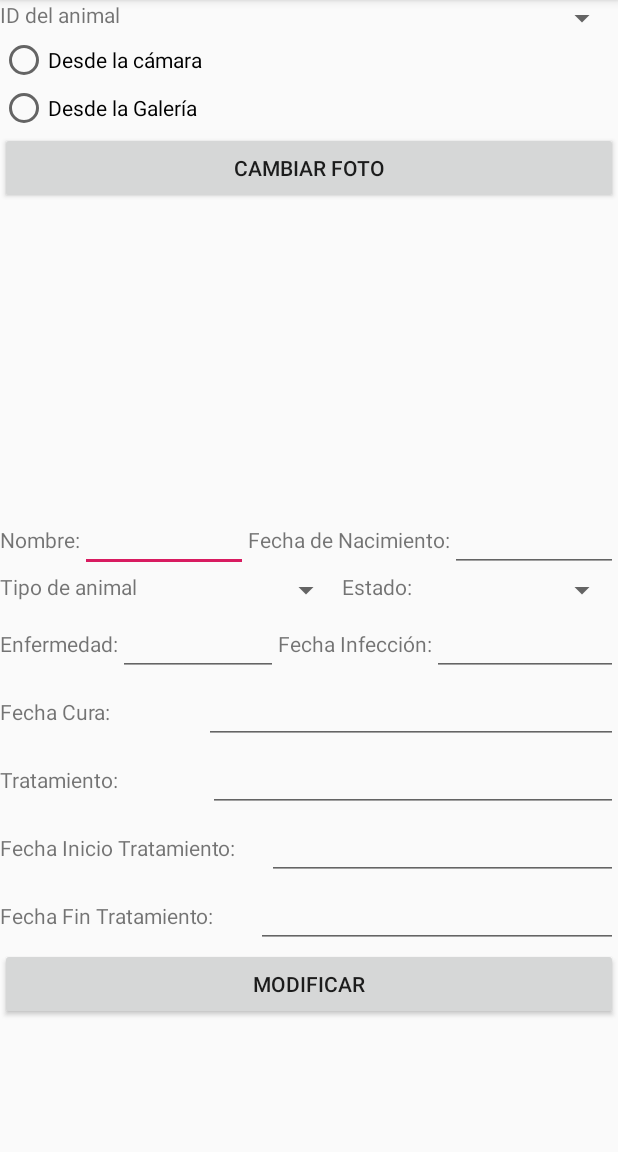
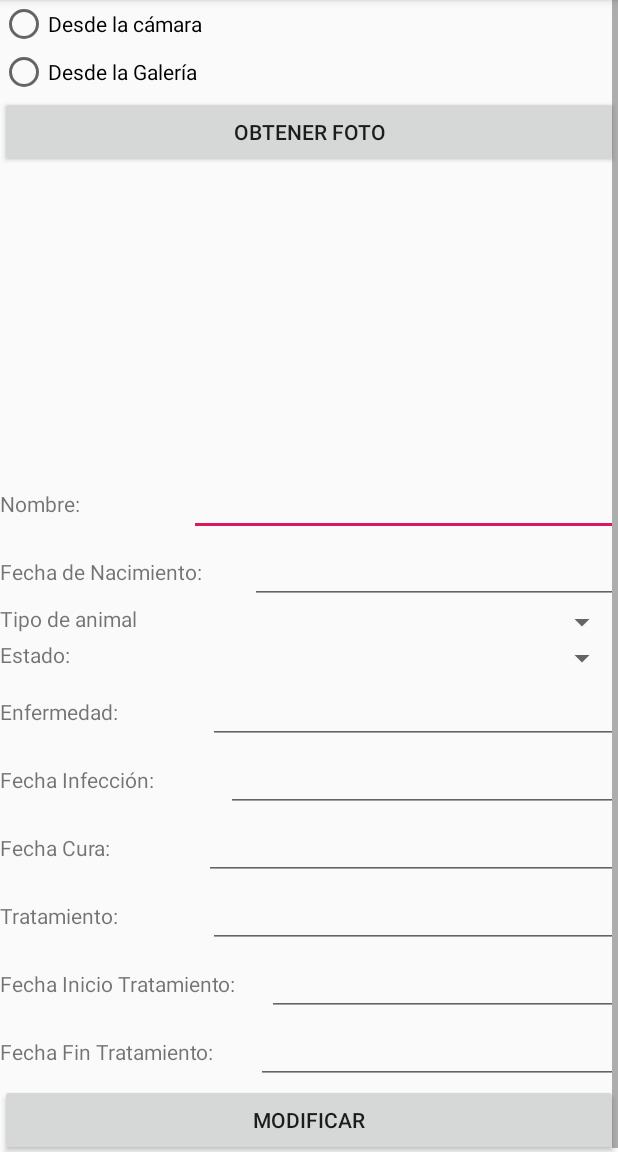
Before and after one commit to jlsoriano86/Protectora, an Android app: the ModificaAnimalesActivity screen opened directly, with no data from a screen before it, on a phone screen of 412 x 824 dp, the part 84-1236 px from its top. Run offline under Robolectric (Android 15) with nearby library versions, the phone set to English and light mode, and no system bars.

Commit message:
Añadido scroll al activity de modificar animales

```diff
--- a/app/src/main/res/layout/activity_modifica_animales.xml
+++ b/app/src/main/res/layout/activity_modifica_animales.xml
@@ -1,5 +1,5 @@
 <?xml version="1.0" encoding="utf-8"?>
-<LinearLayout xmlns:android="http://schemas.android.com/apk/res/android"
+<ScrollView xmlns:android="http://schemas.android.com/apk/res/android"
     xmlns:tools="http://schemas.android.com/tools"
     android:layout_width="match_parent"
     android:layout_height="match_parent"
@@ -9,22 +9,7 @@
     <LinearLayout
         android:layout_width="match_parent"
         android:layout_height="wrap_content"
-        android:orientation="horizontal">
-
-        <TextView
-            android:id="@+id/lblID"
-            android:layout_width="wrap_content"
-            android:layout_height="wrap_content"
-            android:layout_weight="1"
-            android:text="ID del animal" />
-
-        <Spinner
-            android:id="@+id/spID"
-            android:layout_width="wrap_content"
-            android:layout_height="wrap_content"
-            android:layout_weight="1" />
-
-    </LinearLayout>
+        android:orientation="vertical">
         <RadioGroup
             android:id="@+id/radOrigen"
             android:layout_width="match_parent"
@@ -48,7 +33,8 @@
         <Button
             android:layout_width="match_parent"
             android:layout_height="wrap_content"
-        android:text="Cambiar foto" />
+            android:text="Obtener foto" />
+
         <FrameLayout
             android:layout_width="200dp"
             android:layout_height="200dp"
@@ -71,6 +57,7 @@
                 android:id="@+id/lblNombre"
                 android:layout_width="wrap_content"
                 android:layout_height="wrap_content"
+                android:layout_weight="1"
                 android:text="Nombre:" />
 
             <EditText
@@ -81,10 +68,19 @@
                 android:ems="10"
                 android:inputType="textPersonName" />
 
+
+        </LinearLayout>
+
+        <LinearLayout
+            android:layout_width="match_parent"
+            android:layout_height="wrap_content"
+            android:orientation="horizontal">
+
             <TextView
                 android:id="@+id/lblNacimiento"
                 android:layout_width="wrap_content"
                 android:layout_height="wrap_content"
+                android:layout_weight="1"
                 android:text="Fecha de Nacimiento:" />
 
             <EditText
@@ -98,8 +94,6 @@
 
         </LinearLayout>
 
-
-
         <LinearLayout
             android:layout_width="match_parent"
             android:layout_height="wrap_content"
@@ -109,6 +103,7 @@
                 android:id="@+id/lblTipo"
                 android:layout_width="wrap_content"
                 android:layout_height="wrap_content"
+                android:layout_weight="1"
                 android:text="Tipo de animal" />
 
             <Spinner
@@ -117,10 +112,18 @@
                 android:layout_height="wrap_content"
                 android:layout_weight="1" />
 
+        </LinearLayout>
+
+        <LinearLayout
+            android:layout_width="match_parent"
+            android:layout_height="wrap_content"
+            android:orientation="horizontal">
+
             <TextView
                 android:id="@+id/lblEstado"
                 android:layout_width="wrap_content"
                 android:layout_height="wrap_content"
+                android:layout_weight="1"
                 android:text="Estado:" />
 
             <Spinner
@@ -128,10 +131,7 @@
                 android:layout_width="wrap_content"
                 android:layout_height="wrap_content"
                 android:layout_weight="1" />
-
         </LinearLayout>
-
-
 
         <LinearLayout
             android:layout_width="match_parent"
@@ -142,30 +142,37 @@
                 android:id="@+id/lblEnfermedad"
                 android:layout_width="wrap_content"
                 android:layout_height="wrap_content"
+                android:layout_weight="1"
                 android:text="Enfermedad:" />
 
             <EditText
                 android:id="@+id/txtEnfermedad"
                 android:layout_width="wrap_content"
                 android:layout_height="wrap_content"
-            android:ems="5"
+                android:layout_weight="1"
+                android:ems="10"
                 android:inputType="textPersonName" />
+        </LinearLayout>
+        <LinearLayout
+            android:layout_width="match_parent"
+            android:layout_height="wrap_content"
+            android:orientation="horizontal">
 
             <TextView
                 android:id="@+id/lblFechaInfeccion"
                 android:layout_width="wrap_content"
                 android:layout_height="wrap_content"
+                android:layout_weight="1"
                 android:text="Fecha Infección:" />
 
             <EditText
                 android:id="@+id/txtFechaInfeccion"
                 android:layout_width="wrap_content"
                 android:layout_height="wrap_content"
+                android:layout_weight="1"
                 android:ems="10"
                 android:inputType="textPersonName" />
         </LinearLayout>
-
-
 
         <LinearLayout
             android:layout_width="match_parent"
@@ -249,19 +256,15 @@
                 android:layout_weight="1"
                 android:ems="10"
                 android:inputType="textPersonName" />
+
         </LinearLayout>
 
-    <LinearLayout
+        <Button
+            android:id="@+id/btnModificar"
             android:layout_width="match_parent"
-        android:layout_height="wrap_content"
-        android:orientation="horizontal">
-
-        <Button
-            android:id="@+id/button2"
-            android:layout_width="wrap_content"
             android:layout_height="wrap_content"
             android:layout_weight="1"
             android:text="Modificar" />
-    </LinearLayout>
 
     </LinearLayout>
+</ScrollView>
```
Lines whose indentation alone changed are shown as unchanged.
